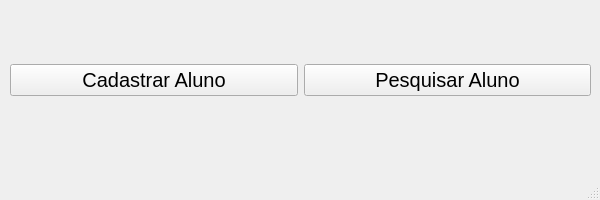
This is GeradorDeDocumentos/mainwindowView.ui in andersonferreira1277/Exerc-cios-de-P1-e-LP1 as Qt 5 draws it before an edit. The edited form follows.
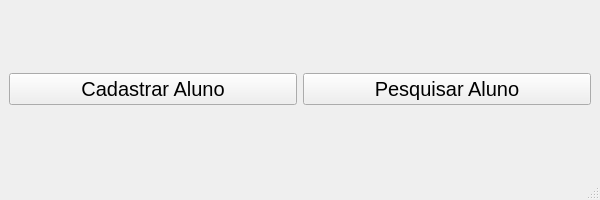
This is the edited form. Icons and pictures are not drawn.

Commit message: modificações nas telas e começando a criar tela cadastro.

The edit to the form file:
```diff
--- a/GeradorDeDocumentos/mainwindowView.ui
+++ b/GeradorDeDocumentos/mainwindowView.ui
@@ -18,21 +18,8 @@
     <normaloff>img/icon.ico</normaloff>img/icon.ico</iconset>
   </property>
   <widget class="QWidget" name="centralwidget">
-   <widget class="QWidget" name="horizontalLayoutWidget">
-    <property name="geometry">
-     <rect>
-      <x>10</x>
-      <y>0</y>
-      <width>581</width>
-      <height>161</height>
-     </rect>
-    </property>
-    <property name="sizePolicy">
-     <sizepolicy hsizetype="Preferred" vsizetype="Maximum">
-      <horstretch>0</horstretch>
-      <verstretch>200</verstretch>
-     </sizepolicy>
-    </property>
+   <layout class="QVBoxLayout" name="verticalLayout">
+    <item>
     <layout class="QHBoxLayout" name="horizontalLayout">
      <item>
       <widget class="QPushButton" name="cadastro">
@@ -97,7 +84,8 @@
       </widget>
      </item>
     </layout>
-   </widget>
+    </item>
+   </layout>
   </widget>
   <widget class="QMenuBar" name="menubar">
    <property name="geometry">
```
Lines whose indentation alone changed are shown as unchanged. The commit also changes 6 other files.
